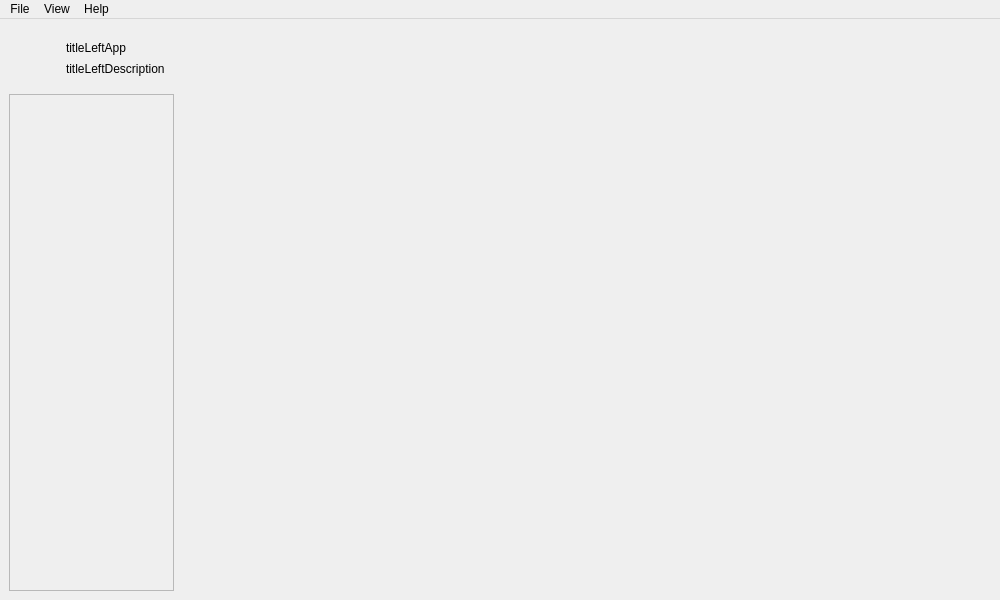
The window that zapzap/view/main_window.ui (rafatosta/zapzap) describes before a commit, drawn with Qt 5.
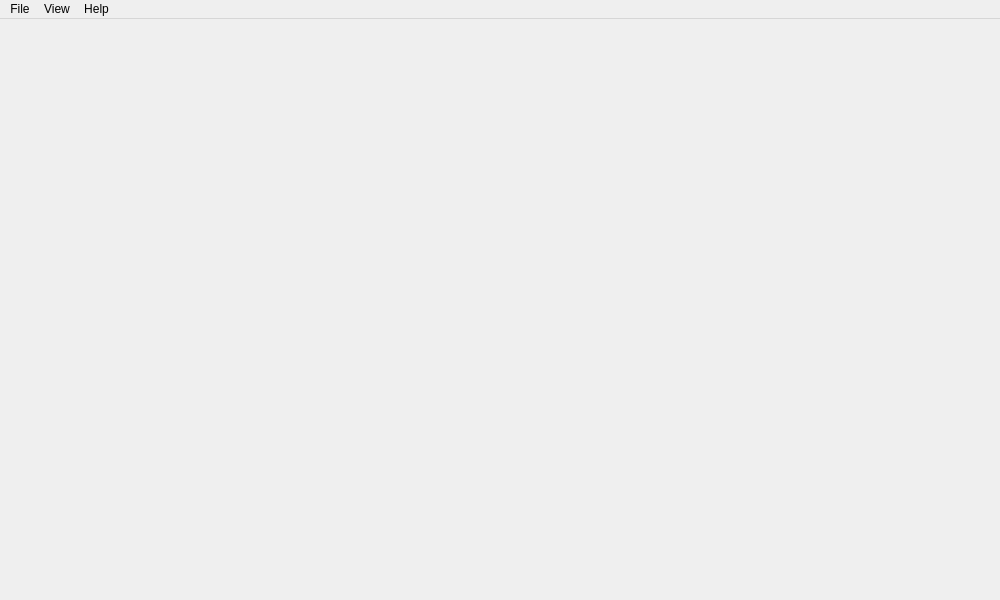
The same window after the commit. Icons and pictures are not drawn.

Patch:
```diff
--- a/zapzap/view/main_window.ui
+++ b/zapzap/view/main_window.ui
@@ -36,108 +36,6 @@
     <property name="bottomMargin">
      <number>0</number>
     </property>
-    <item>
-     <widget class="QFrame" name="leftMenuBg">
-      <property name="frameShape">
-       <enum>QFrame::NoFrame</enum>
-      </property>
-      <property name="frameShadow">
-       <enum>QFrame::Raised</enum>
-      </property>
-      <layout class="QVBoxLayout" name="verticalLayout_4">
-       <item>
-        <widget class="QFrame" name="topLogoInfo">
-         <property name="frameShape">
-          <enum>QFrame::NoFrame</enum>
-         </property>
-         <property name="frameShadow">
-          <enum>QFrame::Raised</enum>
-         </property>
-         <layout class="QVBoxLayout" name="verticalLayout_3">
-          <item>
-           <layout class="QHBoxLayout" name="horizontalLayout">
-            <item>
-             <widget class="QLabel" name="topLogo">
-              <property name="minimumSize">
-               <size>
-                <width>42</width>
-                <height>42</height>
-               </size>
-              </property>
-              <property name="maximumSize">
-               <size>
-                <width>42</width>
-                <height>42</height>
-               </size>
-              </property>
-              <property name="text">
-               <string/>
-              </property>
-              <property name="pixmap">
-               <pixmap>../assets/icons/tray/tray.svg</pixmap>
-              </property>
-              <property name="scaledContents">
-               <bool>true</bool>
-              </property>
-             </widget>
-            </item>
-            <item>
-             <layout class="QVBoxLayout" name="verticalLayout_2">
-              <property name="spacing">
-               <number>0</number>
-              </property>
-              <item>
-               <widget class="QLabel" name="titleLeftApp">
-                <property name="text">
-                 <string>titleLeftApp</string>
-                </property>
-               </widget>
-              </item>
-              <item>
-               <widget class="QLabel" name="titleLeftDescription">
-                <property name="text">
-                 <string>titleLeftDescription</string>
-                </property>
-               </widget>
-              </item>
-             </layout>
-            </item>
-           </layout>
-          </item>
-         </layout>
-        </widget>
-       </item>
-       <item>
-        <widget class="QFrame" name="leftMenuFrame">
-         <property name="frameShape">
-          <enum>QFrame::StyledPanel</enum>
-         </property>
-         <property name="frameShadow">
-          <enum>QFrame::Raised</enum>
-         </property>
-         <layout class="QVBoxLayout" name="verticalLayout">
-          <item>
-           <spacer name="verticalSpacer">
-            <property name="orientation">
-             <enum>Qt::Vertical</enum>
-            </property>
-            <property name="sizeHint" stdset="0">
-             <size>
-              <width>20</width>
-              <height>470</height>
-             </size>
-            </property>
-           </spacer>
-          </item>
-         </layout>
-        </widget>
-       </item>
-      </layout>
-     </widget>
-    </item>
-    <item>
-     <widget class="QStackedWidget" name="stackedWidget"/>
-    </item>
    </layout>
   </widget>
   <widget class="QMenuBar" name="menubar">
```
